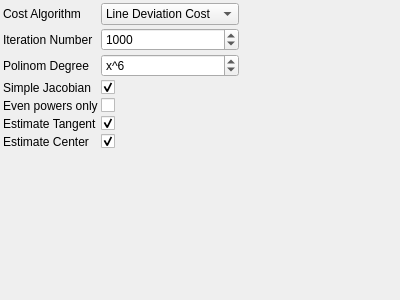
The window that utils/corestructs/coreWidgets/lineDistortionEstimatorParametersControlWidget.ui (NickPenkrat/corecvs) describes before a commit, drawn with Qt 5.
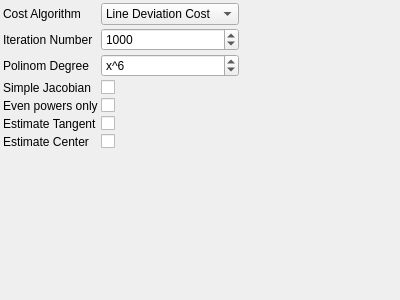
The same window after the commit.

```diff
--- a/utils/corestructs/coreWidgets/lineDistortionEstimatorParametersControlWidget.ui
+++ b/utils/corestructs/coreWidgets/lineDistortionEstimatorParametersControlWidget.ui
@@ -115,7 +115,7 @@
          <string>Simple Jacobian</string>
        </property>
        <property name="checked">
-           <bool>true</bool>
+           <bool>1</bool>
        </property>
      </widget>
     </item>
@@ -146,7 +146,7 @@
          <string>Estimate Tangent</string>
        </property>
        <property name="checked">
-           <bool>true</bool>
+           <bool>1</bool>
        </property>
      </widget>
     </item>
@@ -163,7 +163,7 @@
          <string>Estimate Center</string>
        </property>
        <property name="checked">
-           <bool>true</bool>
+           <bool>1</bool>
        </property>
      </widget>
     </item>
```
Left out of the diff: 11 changed lines with no effect on the pictures. Lines whose indentation alone changed are shown as unchanged.
